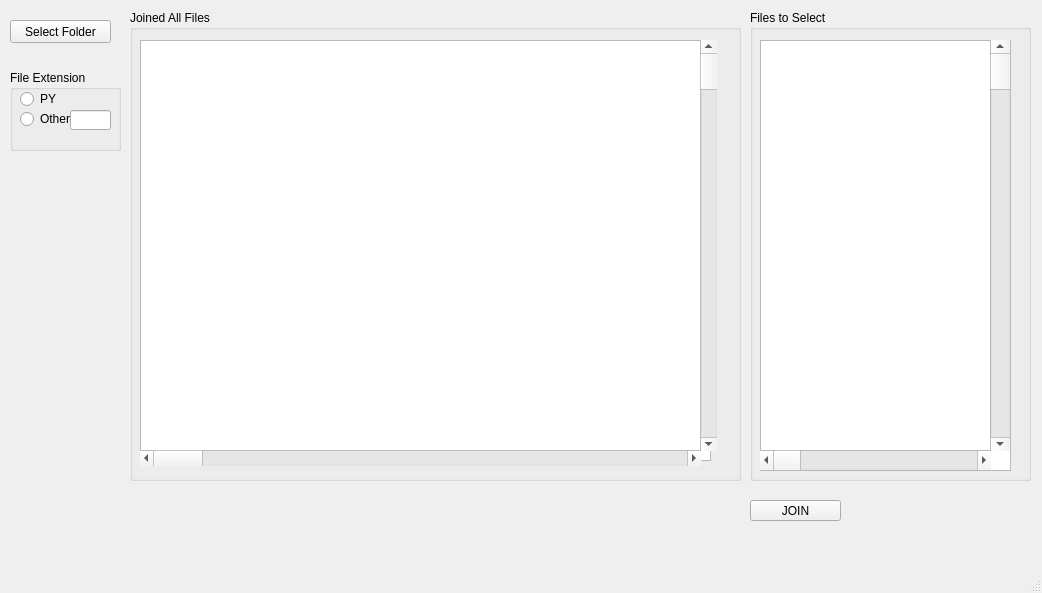
Old version of the form main_join_all_files.ui in the repository MarcinCichy/joinalltoone.
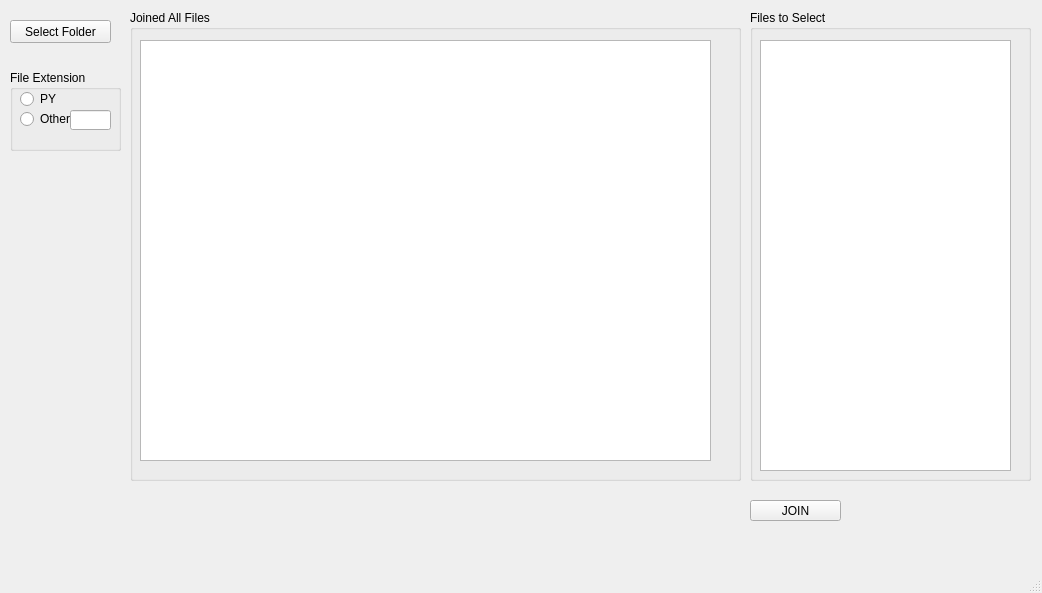
New version of the form.

Commit message: Added reading the content of selected files and displaying it in the editing window.

Diff of the .ui file:
```diff
--- a/main_join_all_files.ui
+++ b/main_join_all_files.ui
@@ -85,38 +85,6 @@
       </rect>
      </property>
     </widget>
-    <widget class="QScrollBar" name="horizontalScrollBar">
-     <property name="geometry">
-      <rect>
-       <x>10</x>
-       <y>440</y>
-       <width>561</width>
-       <height>16</height>
-      </rect>
-     </property>
-     <property name="orientation">
-      <enum>Qt::Horizontal</enum>
-     </property>
-    </widget>
-    <widget class="QScrollBar" name="verticalScrollBar">
-     <property name="geometry">
-      <rect>
-       <x>570</x>
-       <y>30</y>
-       <width>17</width>
-       <height>411</height>
-      </rect>
-     </property>
-     <property name="minimumSize">
-      <size>
-       <width>16</width>
-       <height>411</height>
-      </size>
-     </property>
-     <property name="orientation">
-      <enum>Qt::Vertical</enum>
-     </property>
-    </widget>
    </widget>
    <widget class="QGroupBox" name="groupBox_3">
     <property name="geometry">
@@ -153,32 +121,6 @@
       </rect>
      </property>
     </widget>
-    <widget class="QScrollBar" name="horizontalScrollBar_2">
-     <property name="geometry">
-      <rect>
-       <x>10</x>
-       <y>440</y>
-       <width>231</width>
-       <height>20</height>
-      </rect>
-     </property>
-     <property name="orientation">
-      <enum>Qt::Horizontal</enum>
-     </property>
-    </widget>
-    <widget class="QScrollBar" name="verticalScrollBar_3">
-     <property name="geometry">
-      <rect>
-       <x>240</x>
-       <y>30</y>
-       <width>20</width>
-       <height>411</height>
-      </rect>
-     </property>
-     <property name="orientation">
-      <enum>Qt::Vertical</enum>
-     </property>
-    </widget>
    </widget>
    <widget class="QPushButton" name="pushButton">
     <property name="geometry">
```
Left out of the diff: 18 changed lines with no effect on the pictures. The commit also changes 2 other files.
